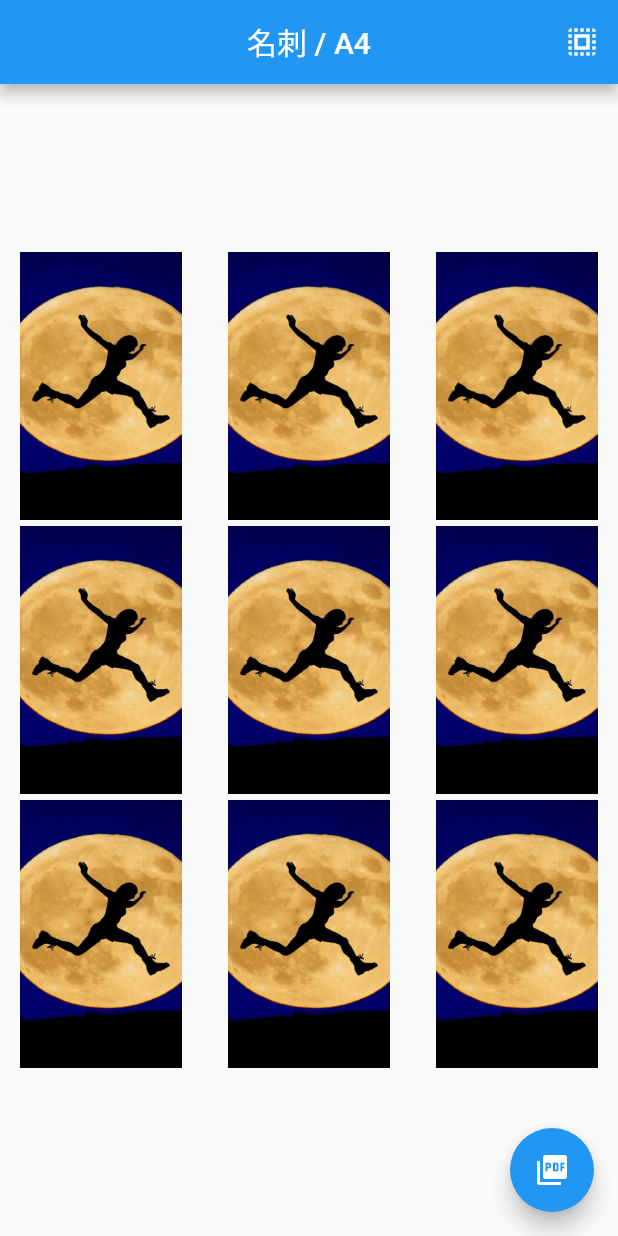
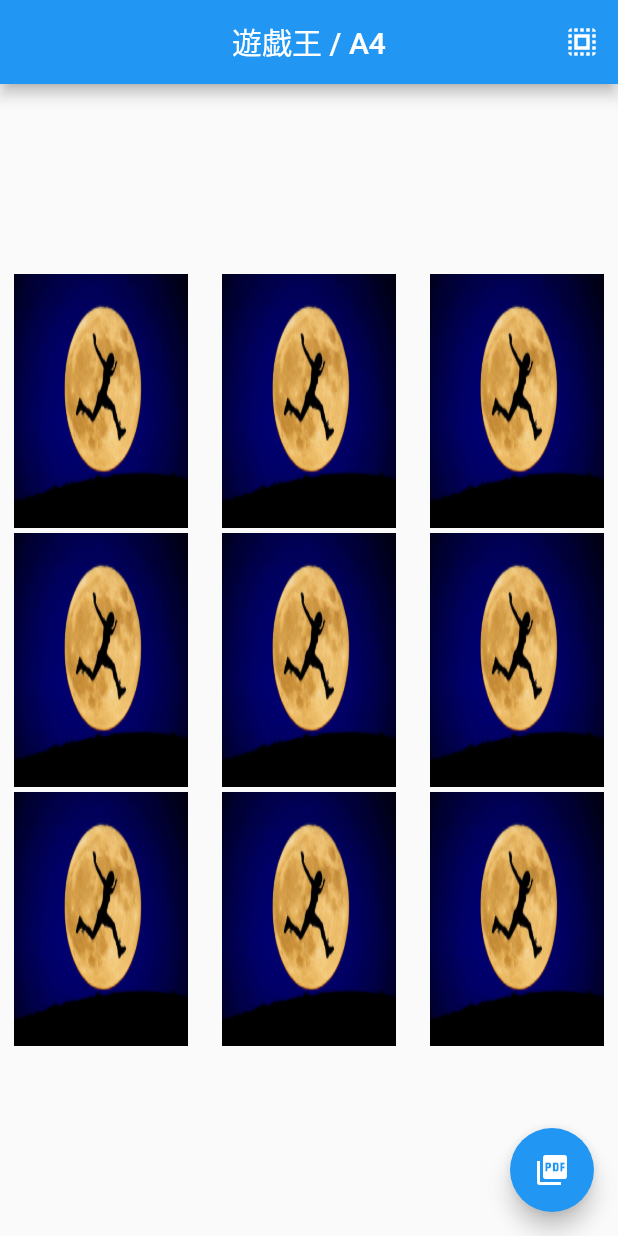
Before and after one commit to keybow007/print_sample, a Flutter app: the screen it shows after launch, on a phone screen of 412 x 824 dp. Run offline on Flutter 3.47's test engine with Material 2 defaults, Android fonts, the light colour scheme and no system bars; drawn by our look-alikes of screenshot; our stand-ins replace pdf, printing.

Commit message:
screenshotを2.0.0に

```diff
--- a/lib/home_screen.dart
+++ b/lib/home_screen.dart
@@ -22,7 +22,7 @@ class _HomeScreenState extends State<HomeScreen> {
   * TODO Widgetで実装すると面倒なのでカードサイズはここで設定
   *  => 実際のアプリではユーザーが画面から選べるように実装する必要あり
   * */
-  CardSize _selectedCardSize = cardSizes[0]; //0:名刺, 1:遊戯王, 2:デュエマ
+  CardSize _selectedCardSize = cardSizes[1]; //0:名刺, 1:遊戯王, 2:デュエマ
   PaperSize _selectedPaperSize = paperSizes[1];
 
   //カード間の余白(mm）
@@ -116,7 +116,7 @@ class _HomeScreenState extends State<HomeScreen> {
                         height: _cardHeightOnScreen,
                         child: Image.asset(
                           "assets/images/back001.jpg",
-                          fit: BoxFit.cover,
+                          fit: BoxFit.fill,
                         ),
                       ),
                     ],
--- a/pubspec.yaml
+++ b/pubspec.yaml
@@ -39,7 +39,7 @@ dependencies:
   provider: ^6.0.5
   printing: ^5.10.3
   pdf: ^3.10.1
-  screenshot: ^1.3.0
+  screenshot: ^2.0.0
 
 
 
```
Also changed, not shown: 1 other file.
